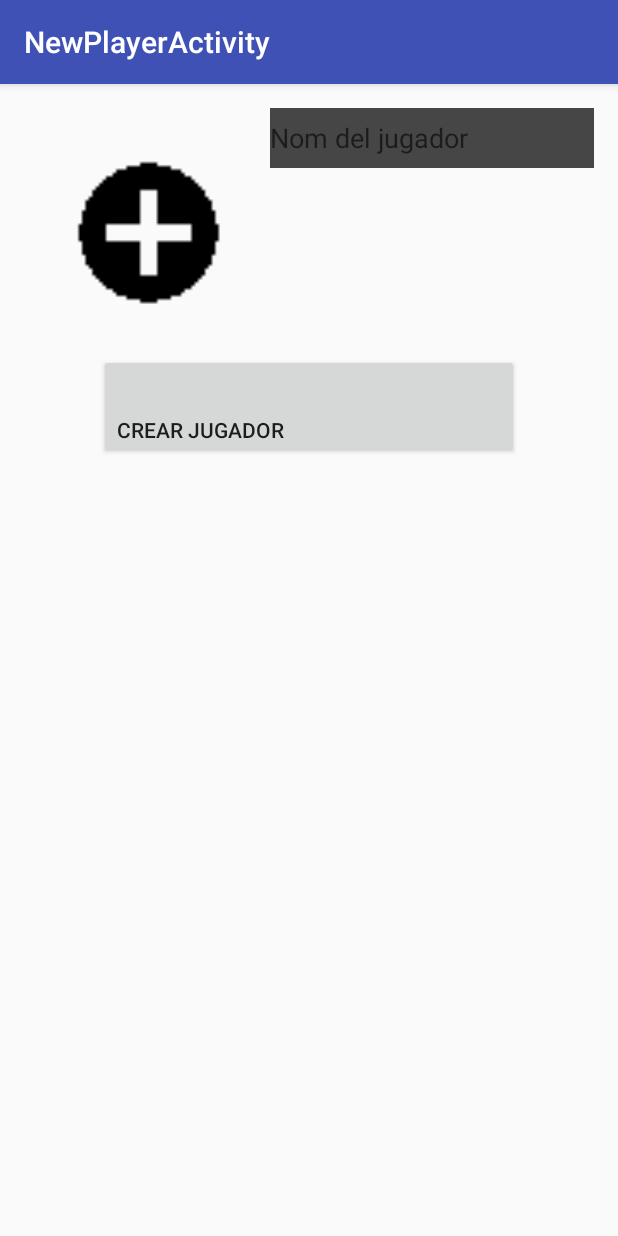
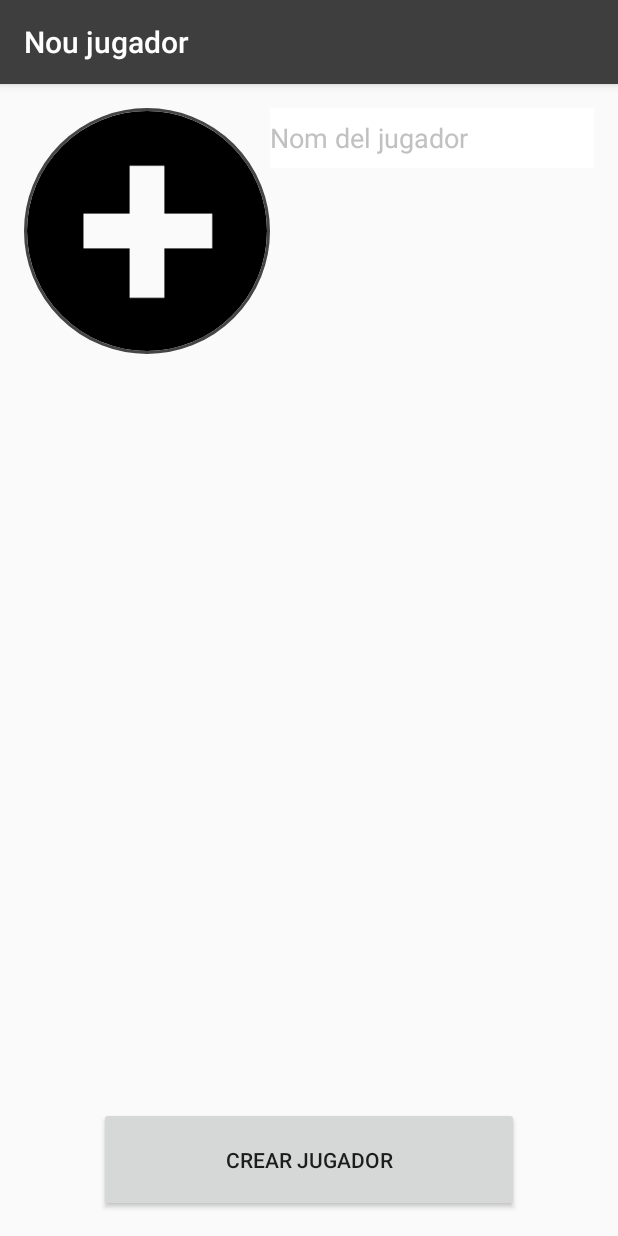
Before and after one commit to mberengueras/PlayFootball, an Android app: the screen it shows after launch (NewPlayerActivity), after a tap on an icon or button, on a phone screen of 412 x 824 dp. Run offline under Robolectric (Android 15) with nearby library versions, the phone set to English and light mode, and no system bars; our stand-ins replace ButterKnife, CircleImageView, data binding; libraries missing offline, so code that uses them is left out: com.nguyenhoanglam.imagepicker, org.greenrobot.greendao.

Commit message:
adding styles and showing only not starter players in PlayersListDialog

```diff
--- a/app/build.gradle
+++ b/app/build.gradle
@@ -36,5 +36,6 @@ dependencies {
     apt 'com.jakewharton:butterknife-compiler:8.4.0'
     compile 'com.github.nguyenhoanglam:ImagePicker:1.1.2'
     compile 'org.greenrobot:greendao:3.2.0'
+    compile 'de.hdodenhof:circleimageview:2.1.0'
     testCompile 'junit:junit:4.12'
 }
--- a/app/src/main/java/com/plusbits/playfootball/activities/FootballPitchActivity.java
+++ b/app/src/main/java/com/plusbits/playfootball/activities/FootballPitchActivity.java
@@ -27,6 +27,7 @@ import com.plusbits.playfootball.utils.StorageUtils;
 
 import butterknife.BindView;
 import butterknife.ButterKnife;
+import de.hdodenhof.circleimageview.CircleImageView;
 
 public class FootballPitchActivity extends AppCompatActivity implements PlayersListDialogListener {
     private static final String DIALOG_FRAGMENT_TAG = "PlayersListDialogFragment";
@@ -70,20 +71,23 @@ public class FootballPitchActivity extends AppCompatActivity implements PlayersL
     private void addAllPlayers(){
         playersAdded = true;
         for (int i = 0; i < Constants.NUM_PLAYERS; ++i){
-            ImageView iv = getImageView(i);
+            CircleImageView iv = getImageView(i);
             iv.setTag(R.string.PLAYER_PIECE_TAG_KEY, i);
             footballPitch.addView(iv);
         }
     }
 
-    private ImageView getImageView(int id){
-        ImageView iv = new ImageView(this);
+    private CircleImageView getImageView(int id){
+        CircleImageView iv = new CircleImageView(this);
+        iv.setBorderWidth((int) (getResources().getDimension(R.dimen.circleImageViewBorderColorWidth) / getResources().getDisplayMetrics().density));
+        iv.setBorderColor(getResources().getColor(R.color.circleImageViewBorderColor));
 
         Long playerID = SharedPreferencesUtils.getPlayerPieceId(this, id);
 
         if(playerID != -1){
             Player piecePlayer = StorageUtils.getInstance(this).getPlayer(playerID);
             iv.setImageBitmap(BitmapFactory.decodeFile(piecePlayer.getPhotoPath()));
+            iv.setTag(piecePlayer.getId());
         }
         else {
             iv.setImageResource(R.mipmap.add_icon);
@@ -144,10 +148,21 @@ public class FootballPitchActivity extends AppCompatActivity implements PlayersL
         pldFragment.show(getFragmentManager(), DIALOG_FRAGMENT_TAG);
     }
 
+    private void updateStarterPlayer(Player oldPlayer, Player newPlayer){
+        if(oldPlayer != null){
+            oldPlayer.setStarter(false);
+            StorageUtils.getInstance(this).updatePlayer(oldPlayer);
+        }
+        newPlayer.setStarter(true);
+        StorageUtils.getInstance(this).updatePlayer(newPlayer);
+    }
+
     @Override
     public void onPlayerSelected(Player player){
+        Long oldPlayerId = (Long) this.selectedImagePlayer.getTag();
         this.selectedImagePlayer.setImageBitmap(BitmapFactory.decodeFile(player.getPhotoPath()));
         this.selectedImagePlayer.setTag(player.getId());
         SharedPreferencesUtils.savePlayerPieceId(this, (int)this.selectedImagePlayer.getTag(R.string.PLAYER_PIECE_TAG_KEY), player.getId());
+        this.updateStarterPlayer(StorageUtils.getInstance(this).getPlayer(oldPlayerId), player);
     }
 }
--- a/app/src/main/java/com/plusbits/playfootball/activities/NewPlayerActivity.java
+++ b/app/src/main/java/com/plusbits/playfootball/activities/NewPlayerActivity.java
@@ -6,7 +6,6 @@ import android.graphics.BitmapFactory;
 import android.os.Bundle;
 import android.support.v7.app.AppCompatActivity;
 import android.support.v7.widget.Toolbar;
-import android.widget.ImageView;
 
 import com.nguyenhoanglam.imagepicker.activity.ImagePickerActivity;
 import com.nguyenhoanglam.imagepicker.model.Image;
@@ -22,12 +21,13 @@ import java.util.ArrayList;
 import butterknife.BindView;
 import butterknife.ButterKnife;
 import butterknife.OnClick;
+import de.hdodenhof.circleimageview.CircleImageView;
 
 public class NewPlayerActivity extends AppCompatActivity implements NewPlayerHandler {
     public static int REQUEST_CODE_PICKER = 1;
 
     @BindView(R.id.playerPhoto)
-    ImageView playerPhoto;
+    CircleImageView playerPhoto;
 
     public Player player;
 
--- a/app/src/main/java/com/plusbits/playfootball/fragments/PlayersListDialogFragment.java
+++ b/app/src/main/java/com/plusbits/playfootball/fragments/PlayersListDialogFragment.java
@@ -52,7 +52,7 @@ public class PlayersListDialogFragment extends DialogFragment {
 
     @Override
     public Dialog onCreateDialog(Bundle savedInstanceState) {
-        final ArrayList<Player> playersArr = StorageUtils.getInstance(this.getActivity()).getAllPlayers();
+        final ArrayList<Player> playersArr = StorageUtils.getInstance(this.getActivity()).getAllNotStarterPlayers();
         CharSequence[] items = this.players2Items(playersArr);
         AlertDialog.Builder builder = new AlertDialog.Builder(this.getActivity());
         builder.setTitle(R.string.selectPlayerDialogTitle)
--- a/app/src/main/java/com/plusbits/playfootball/models/Player.java
+++ b/app/src/main/java/com/plusbits/playfootball/models/Player.java
@@ -17,20 +17,23 @@ public class Player extends BaseObservable {
     @Id(autoincrement = true)
     private Long id;
 
-    public String name;
-    public String photoPath;
-    public int dorsal;
+    private String name;
+    private String photoPath;
+    private int dorsal;
+    private boolean isStarter;
 
     public Player() {
 
     }
 
-    @Generated(hash = 182076930)
-    public Player(Long id, String name, String photoPath, int dorsal) {
+    @Generated(hash = 329891521)
+    public Player(Long id, String name, String photoPath, int dorsal,
+            boolean isStarter) {
         this.id = id;
         this.name = name;
         this.photoPath = photoPath;
         this.dorsal = dorsal;
+        this.isStarter = isStarter;
     }
 
     @Bindable
@@ -69,4 +72,20 @@ public class Player extends BaseObservable {
     public void setId(Long id) {
         this.id = id;
     }
+
+    public boolean isStarter() {
+        return isStarter;
+    }
+
+    public void setStarter(boolean starter) {
+        isStarter = starter;
+    }
+
+    public boolean getIsStarter() {
+        return this.isStarter;
+    }
+
+    public void setIsStarter(boolean isStarter) {
+        this.isStarter = isStarter;
+    }
 }
--- a/app/src/main/res/layout/content_new_player.xml
+++ b/app/src/main/res/layout/content_new_player.xml
@@ -21,10 +21,12 @@
     tools:showIn="@layout/activity_new_player">
 
 
-    <ImageView
+    <de.hdodenhof.circleimageview.CircleImageView
         android:id="@+id/playerPhoto"
         android:layout_width="164dip"
         android:layout_height="164dip"
+        app:civ_border_width="@dimen/circleImageViewBorderColorWidth"
+        app:civ_border_color="@color/circleImageViewBorderColor"
         android:src="@mipmap/add_icon"/>
 
     <EditText
@@ -33,8 +35,10 @@
         android:layout_height="@dimen/editText_height"
         android:layout_toRightOf="@+id/playerPhoto"
         android:hint="@string/namePlayerPlaceholder"
-        android:background="@color/editTextDefaultBgColor"
-        android:textColor="@color/editTextDefaultFontColor"
+        android:background="@color/defaultEditTextBgColor"
+        android:textColor="@color/defaultEditTextFontColor"
+        android:textColorHint="@color/defaultEditTextHintFontColor"
+        android:shadowColor="@color/defaultEditTextShadowColor"
         android:text="@={player.name}"
         />
 
@@ -42,9 +46,10 @@
         android:id="@+id/btnConfirmNewPlayer"
         android:layout_width="@dimen/btn_width"
         android:layout_height="@dimen/btn_height"
-        android:layout_below="@+id/playerPhoto"
         android:layout_centerHorizontal="true"
-        android:gravity="bottom"
+        android:layout_alignParentBottom="true"
+        android:gravity="center"
+        android:textAlignment="center"
         android:onClick="@{() -> eventsHandler.onConfirmNewPlayerClick(player)}"
         android:text="@string/btnConfirmNewPlayerText"/>
 
--- a/app/src/main/res/values/colors.xml
+++ b/app/src/main/res/values/colors.xml
@@ -1,11 +1,17 @@
 <?xml version="1.0" encoding="utf-8"?>
 <resources>
-    <color name="colorPrimary">#3F51B5</color>
-    <color name="colorPrimaryDark">#303F9F</color>
-    <color name="colorAccent">#FF4081</color>
+    <color name="colorPrimary">#3e3e3e</color>
+    <color name="colorPrimaryDark">#3e3e3e</color>
+    <color name="colorAccent">#ffffff</color>
 
     <color name="black_overlay">#66000000</color>
+    <color name="defaultScreenBgColor">#d3d4d4</color>
+    <color name="fieldBgColor">#20aa51</color>
     <color name="selectPlayerDialogColor">#66000000</color>
-    <color name="editTextDefaultBgColor">#bc080707</color>
-    <color name="editTextDefaultFontColor">#ffffff</color>
+    <color name="defaultEditTextBgColor">#ffffff</color>
+    <color name="defaultEditTextFontColor">#000000</color>
+    <color name="defaultEditTextHintFontColor">#c1c1c1</color>
+    <color name="defaultEditTextShadowColor">#8e8e8e</color>
+    <color name="circleImageViewBorderColor">#454545</color>
+
 </resources>
--- a/app/src/main/res/values/dimens.xml
+++ b/app/src/main/res/values/dimens.xml
@@ -6,4 +6,5 @@
     <dimen name="editText_height">40dp</dimen>
     <dimen name="btn_height">70dp</dimen>
     <dimen name="btn_width">280dp</dimen>
+    <dimen name="circleImageViewBorderColorWidth">2dp</dimen>
 </resources>
--- a/app/src/main/res/values/strings.xml
+++ b/app/src/main/res/values/strings.xml
@@ -3,9 +3,9 @@
 
     <string name="dummy_button">Dummy Button</string>
     <string name="dummy_content">DUMMY\nCONTENT</string>
-    <string name="title_activity_football_pitch">FootballPitchActivity</string>
-    <string name="title_activity_new_player">NewPlayerActivity</string>
-    <string name="title_activity_detail_player">DetailPlayerActivity</string>
+    <string name="title_activity_football_pitch">Play Football</string>
+    <string name="title_activity_new_player">Nou jugador</string>
+    <string name="title_activity_detail_player">Detall del jugadory</string>
     <string name="namePlayerPlaceholder">Nom del jugador</string>
     <string name="btnConfirmNewPlayerText">Crear jugador</string>
     <string name="selectPlayerDialogTitle">Seleccionar un jugador</string>
--- a/build.gradle
+++ b/build.gradle
@@ -7,7 +7,7 @@ buildscript {
     }
     dependencies {
         classpath 'com.neenbedankt.gradle.plugins:android-apt:1.8'
-        classpath 'com.android.tools.build:gradle:2.2.0'
+        classpath 'com.android.tools.build:gradle:2.2.1'
         classpath 'org.greenrobot:greendao-gradle-plugin:3.2.0'
         // NOTE: Do not place your application dependencies here; they belong
         // in the individual module build.gradle files
```
Also changed, not shown: app/src/main/java/com/plusbits/playfootball/utils/StorageUtils.java (+11 -0 lines), app/src/main/res/layout/content_football_pitch.xml (+9 -1 lines), app/src/main/res/mipmap-hdpi/add_icon.png, app/src/main/res/mipmap-hdpi/field_lines.png (added).
